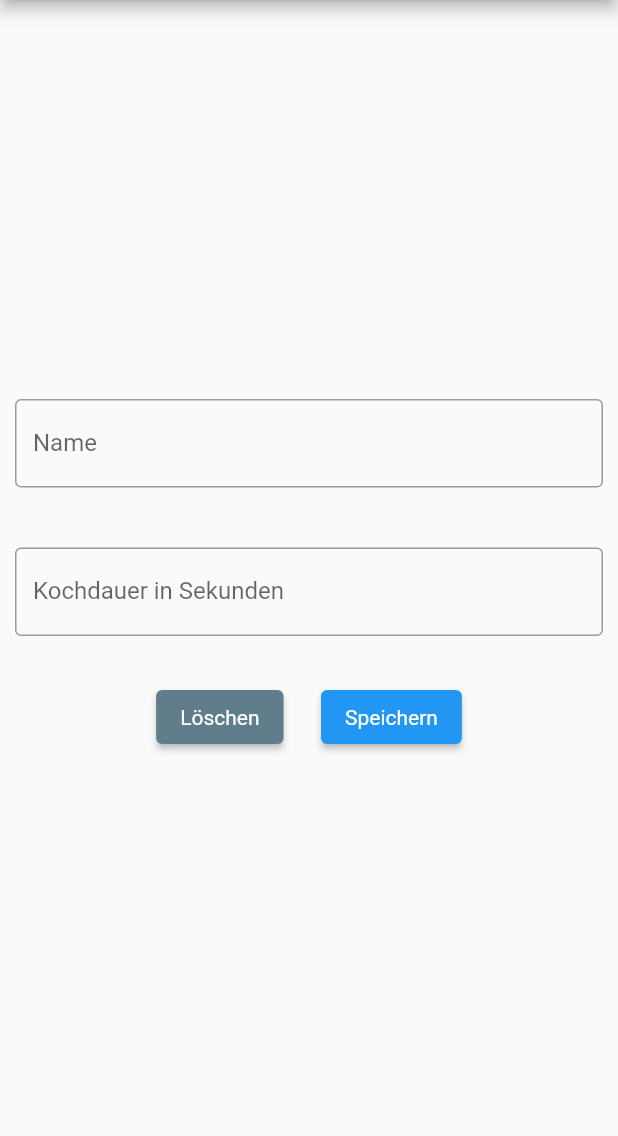
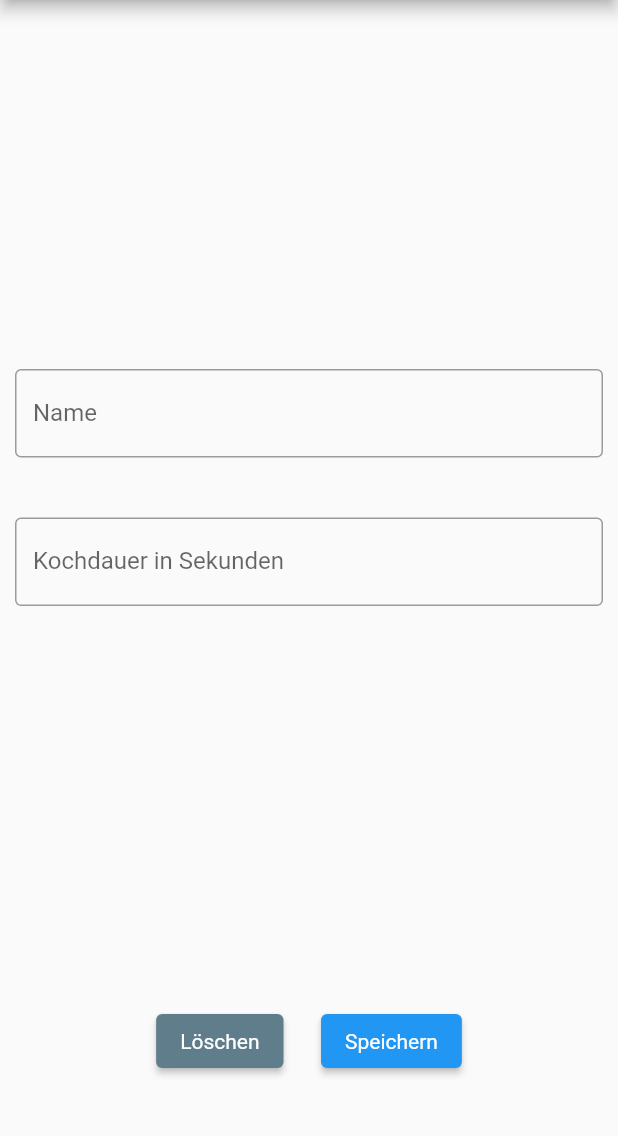
Before and after one commit to Kneschtie/Nudel_App, a Flutter app: the screen it shows after launch, tab 2 chosen, after a tap on the "add" icon, on a phone screen of 412 x 824 dp, the part 84-1220 px from its top. Run offline on Flutter 3.47's test engine with Material 2 defaults, Android fonts, the phone set to English and light mode, and no system bars; our stand-ins replace hive, hive_flutter; missing offline and left inert: dart:ffi; accounts and stored records are empty.

Commit message:
aktualisierung Layout

```diff
--- a/nudel_app/lib/page/addnoodle.dart
+++ b/nudel_app/lib/page/addnoodle.dart
@@ -71,6 +71,7 @@ class Addnoodles extends StatelessWidget{
 
         ),
         SizedBox(height: 30,),
+        Spacer(),
         Row(
           mainAxisAlignment: MainAxisAlignment.center,
           children: <Widget>[
@@ -105,8 +106,8 @@ class Addnoodles extends StatelessWidget{
 
           ],
         ),
-        Spacer(flex: 1,)
 
+        SizedBox(height: 40,),
 
 
       ],
```
